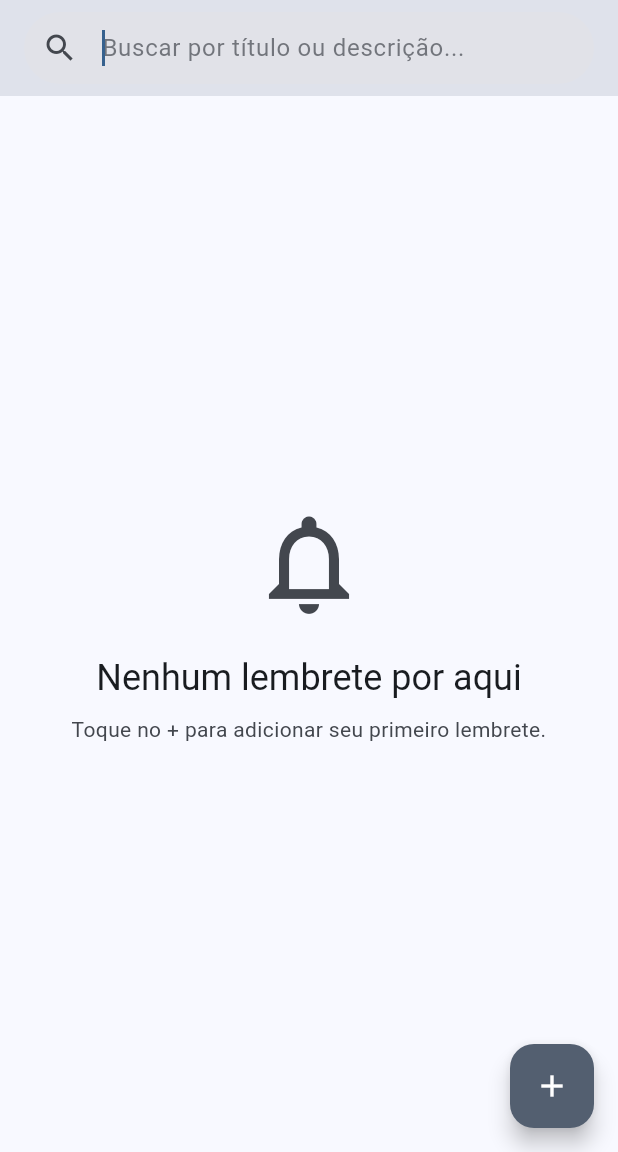
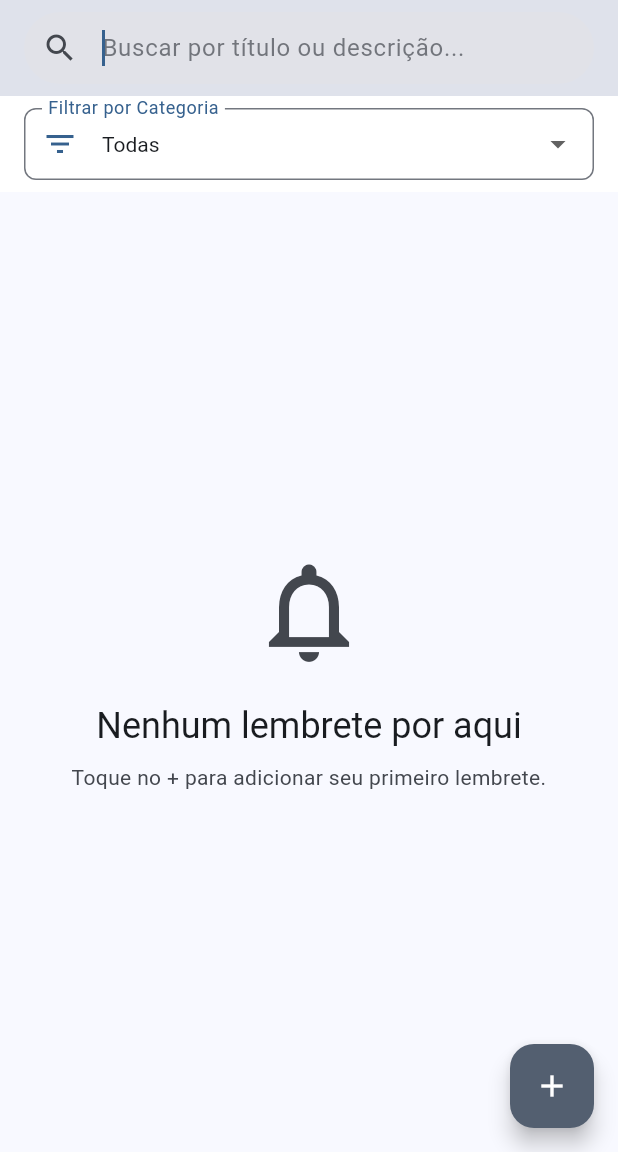
Before and after one commit to Projtech/reminderappFlutter, a Flutter app: the RemindersListScreen screen opened directly, after a tap on the "menu" icon, after a tap on "Gerenciar Categorias", after a tap on the "search" icon, on a phone screen of 412 x 824 dp, the part 84-1236 px from its top. Run offline on Flutter 3.47's test engine with Material 3 defaults, Android fonts, the phone set to English and light mode, and no system bars; our stand-ins replace file_picker, flutter_colorpicker, flutter_local_notifications, permission_handler, shared_preferences, sqflite and 1 more; accounts and stored records are empty.

Commit message:
Quaaaase lá

```diff
--- a/lib/main.dart
+++ b/lib/main.dart
@@ -115,7 +115,7 @@ class _MyAppState extends State<MyApp> {
         }),
         trackColor: WidgetStateProperty.resolveWith<Color?>((Set<WidgetState> states) {
           if (states.contains(WidgetState.selected)) {
-            return Colors.blue[300]?.withOpacity(0.5);
+            return Colors.blue[300]?.withAlpha(128); // Corrigido de withOpacity(0.5)
           }
           return null;
         }),
--- a/lib/screens/add_reminder.dart
+++ b/lib/screens/add_reminder.dart
@@ -107,7 +107,7 @@ class _AddReminderScreenState extends State<AddReminderScreen> {
     final colorScheme = theme.colorScheme;
 
     return Scaffold(
-      backgroundColor: colorScheme.background,
+      backgroundColor: colorScheme.surface, // Corrigido de background
       appBar: AppBar(
         backgroundColor: colorScheme.primary,
         elevation: 0,
--- a/lib/screens/home_screen.dart
+++ b/lib/screens/home_screen.dart
@@ -91,7 +91,7 @@ class _HomeScreenState extends State<HomeScreen> {
                   borderRadius: BorderRadius.circular(60),
                   boxShadow: [
                     BoxShadow(
-                      color: colorScheme.primary.withOpacity(0.2),
+                      color: colorScheme.primary.withAlpha((0.2 * 255).round()), // Corrigido de withOpacity(0.2)
                       blurRadius: 15,
                       offset: const Offset(0, 5),
                     )
--- a/lib/screens/manage_categories_screen.dart
+++ b/lib/screens/manage_categories_screen.dart
@@ -52,18 +52,23 @@ class _ManageCategoriesScreenState extends State<ManageCategoriesScreen> {
 
   Future<void> _deleteCategory(int categoryId, String categoryName) async {
     if (_categories.length <= 1) {
-      _showMessage('Não é possível excluir a última categoria.', Colors.orange);
+        if (mounted) _showMessage(
+            'Não é possível excluir a última categoria.', Colors.orange);
       return;
     }
 
     try {
       final reminderCount = await _databaseHelper.getReminderCountByCategory(categoryName);
       if (reminderCount > 0) {
-        _showMessage('Não é possível excluir: existem $reminderCount lembrete(s) nesta categoria.', Colors.orange);
+        // BUG FIX: Add mounted check before showing SnackBar across async gap
+        if (mounted) _showMessage(
+            'Não é possível excluir: existem $reminderCount lembrete(s) nesta categoria.', Colors.orange);
         return;
       }
     } catch (e) {
-      _showMessage('Erro ao verificar lembretes associados.', Colors.red);
+      // BUG FIX: Add mounted check before showing SnackBar across async gap
+      if (mounted) _showMessage(
+          'Erro ao verificar lembretes associados.', Colors.red);
       return;
     }
 
@@ -260,7 +265,7 @@ class _ManageCategoriesScreenState extends State<ManageCategoriesScreen> {
                           decoration: BoxDecoration(
                             color: color,
                             shape: BoxShape.circle,
-                            border: Border.all(color: theme.dividerColor.withOpacity(0.5), width: 1),
+                            border: Border.all(color: theme.dividerColor.withAlpha((0.5 * 255).round()), width: 1), // Corrigido de withOpacity
                           ),
                         ),
                         title: Text(categoryName, style: TextStyle(color: colorScheme.onSurface)),
@@ -272,7 +277,7 @@ class _ManageCategoriesScreenState extends State<ManageCategoriesScreen> {
                               )
                             : Tooltip( // Adiciona tooltip para 'Geral'
                                 message: 'Categoria padrão não pode ser excluída',
-                                child: Icon(Icons.lock_outline, color: colorScheme.onSurfaceVariant.withOpacity(0.5)),
+                                child: Icon(Icons.lock_outline, color: colorScheme.onSurfaceVariant.withAlpha((0.5 * 255).round())), // Corrigido de withOpacity
                               ),
                       ),
                     );
--- a/lib/screens/reminders_list.dart
+++ b/lib/screens/reminders_list.dart
@@ -1,7 +1,7 @@
 import 'package:flutter/material.dart';
 import 'package:intl/intl.dart';
-import 'package:file_picker/file_picker.dart'; // Necessário para backup
-import 'package:permission_handler/permission_handler.dart'; // Necessário para backup
+// import 'package:file_picker/file_picker.dart'; // REMOVIDO - Não usado diretamente aqui
+// import 'package:permission_handler/permission_handler.dart'; // REMOVIDO - Não usado diretamente aqui
 import '../main.dart'; // Import main.dart para acessar MyApp.of(context)
 import '../models/reminder.dart';
 import '../database/database_helper.dart';
@@ -26,6 +26,10 @@ class _RemindersListScreenState extends State<RemindersListScreen> {
   List<Reminder> _filteredReminders = []; // Lista filtrada para exibição
   Map<String, Color> _categoryColors = {};
   bool _isLoading = true;
+
+  // Filtro por categoria
+  String? _selectedFilterCategory = 'Todas'; // Inicia mostrando todas
+  List<String> _filterCategories = ['Todas']; // Lista de categorias para o filtro
 
   // Adicionado para busca
   final TextEditingController _searchController = TextEditingController();
@@ -54,18 +58,29 @@ class _RemindersListScreenState extends State<RemindersListScreen> {
     });
   }
 
-  // Lógica de filtragem
+  // Lógica de filtragem combinada (busca e categoria)
   void _filterReminders() {
-    if (_searchQuery.isEmpty) {
-      _filteredReminders = List.from(_allReminders);
-    } else {
+    List<Reminder> tempReminders = List.from(_allReminders);
+
+    // 1. Filtrar por categoria (se não for "Todas")
+    if (_selectedFilterCategory != null && _selectedFilterCategory != "Todas") {
+      tempReminders = tempReminders.where((reminder) => reminder.category == _selectedFilterCategory).toList();
+    }
+
+    // 2. Filtrar por busca (se houver query)
+    if (_searchQuery.isNotEmpty) {
       final queryLower = _searchQuery.toLowerCase();
-      _filteredReminders = _allReminders.where((reminder) {
+      tempReminders = tempReminders.where((reminder) {
         final titleLower = reminder.title.toLowerCase();
         final descriptionLower = reminder.description.toLowerCase();
         return titleLower.contains(queryLower) || descriptionLower.contains(queryLower);
       }).toList();
     }
+
+    // Atualiza a lista final filtrada
+    setState(() {
+      _filteredReminders = tempReminders;
+    });
   }
 
   Future<void> _loadData() async {
@@ -82,9 +97,15 @@ class _RemindersListScreenState extends State<RemindersListScreen> {
     try {
       await _categoryHelper.ensureDefaultCategory();
       final categories = await _categoryHelper.getAllCategories();
+      final categoryNames = categories.map((c) => c["name"] as String).toList();
       if (mounted) {
         setState(() {
           _categoryColors = {};
+          _filterCategories = ["Todas", ...categoryNames]; // Atualiza lista de categorias para filtro
+          // Garante que a categoria selecionada ainda exista, senão volta para "Todas"
+          if (_selectedFilterCategory != "Todas" && !categoryNames.contains(_selectedFilterCategory)) {
+            _selectedFilterCategory = "Todas";
+          }
           for (final category in categories) {
             final name = category['name'] as String;
             final colorHex = category['color'] as String;
@@ -143,6 +164,8 @@ class _RemindersListScreenState extends State<RemindersListScreen> {
         children: [
           // Barra de busca (aparece condicionalmente)
           if (_isSearching) _buildSearchBar(),
+          // Barra de Filtro de Categoria
+          _buildCategoryFilterBar(),
           Expanded(
             child: _isLoading
                 ? Center(
@@ -200,7 +223,7 @@ class _RemindersListScreenState extends State<RemindersListScreen> {
         autofocus: true,
         decoration: InputDecoration(
           hintText: 'Buscar por título ou descrição...',
-          hintStyle: TextStyle(color: theme.colorScheme.onSurfaceVariant.withOpacity(0.7)),
+          hintStyle: TextStyle(color: theme.colorScheme.onSurfaceVariant.withAlpha((0.7 * 255).round())), // Corrigido de withOpacity
           prefixIcon: Icon(Icons.search, color: theme.colorScheme.onSurfaceVariant),
           suffixIcon: _searchQuery.isNotEmpty
               ? IconButton(
@@ -218,6 +241,46 @@ class _RemindersListScreenState extends State<RemindersListScreen> {
           fillColor: theme.colorScheme.surfaceContainerHighest,
           contentPadding: const EdgeInsets.symmetric(vertical: 0, horizontal: 20),
         ),
+        style: TextStyle(color: theme.colorScheme.onSurface),
+      ),
+    );
+  }
+
+  // Widget da barra de filtro de categoria
+  Widget _buildCategoryFilterBar() {
+    final theme = Theme.of(context);
+    // Só mostra a barra se houver mais de uma categoria (além de "Todas")
+    if (_filterCategories.length <= 2) return const SizedBox.shrink();
+
+    return Container(
+      padding: const EdgeInsets.symmetric(horizontal: 16.0, vertical: 8.0),
+      color: theme.colorScheme.surfaceContainerLowest, // Cor sutil para diferenciar
+      child: DropdownButtonFormField<String>(
+        value: _selectedFilterCategory,
+        items: _filterCategories.map((categoryName) {
+          return DropdownMenuItem<String>(
+            value: categoryName,
+            child: Text(categoryName),
+          );
+        }).toList(),
+        onChanged: (String? newValue) {
+          if (newValue != null) {
+            setState(() {
+              _selectedFilterCategory = newValue;
+              _filterReminders(); // Aplica o filtro
+            });
+          }
+        },
+        decoration: InputDecoration(
+          labelText: 'Filtrar por Categoria',
+          labelStyle: TextStyle(color: theme.colorScheme.primary),
+          prefixIcon: Icon(Icons.filter_list, color: theme.colorScheme.primary),
+          border: OutlineInputBorder(
+            borderRadius: BorderRadius.circular(8.0),
+          ),
+          contentPadding: const EdgeInsets.symmetric(horizontal: 12, vertical: 8),
+        ),
+        dropdownColor: theme.colorScheme.surfaceContainerHigh,
         style: TextStyle(color: theme.colorScheme.onSurface),
       ),
     );
```
Also changed, not shown: lib/services/backup_service.dart (+19 -35 lines).
